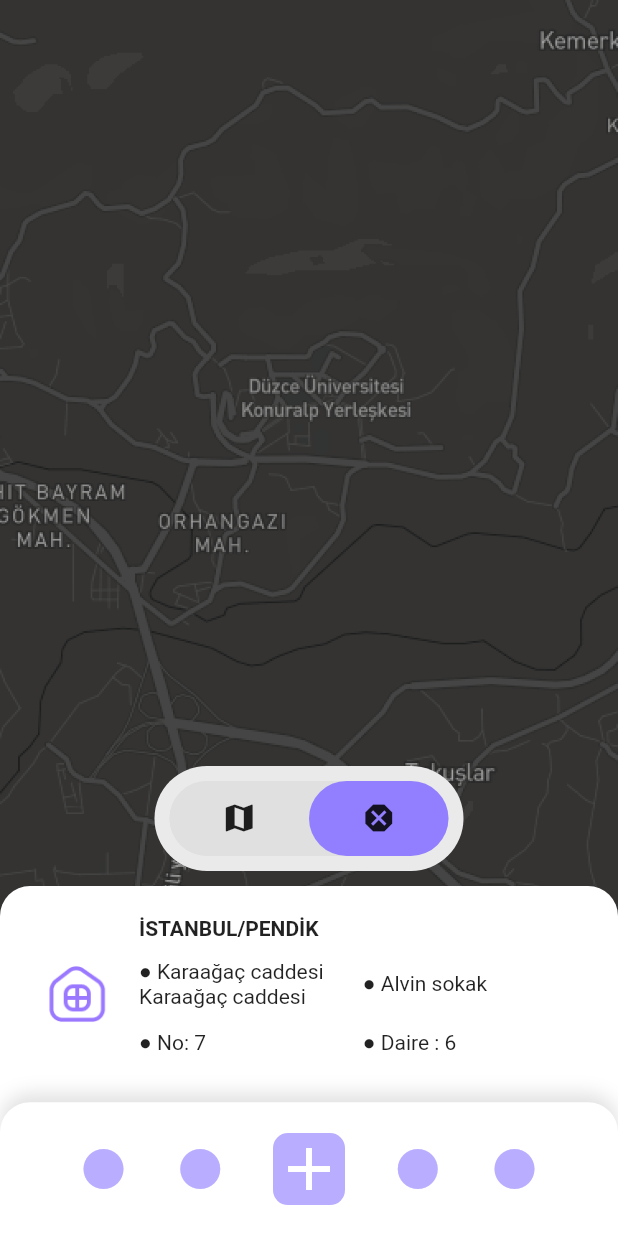
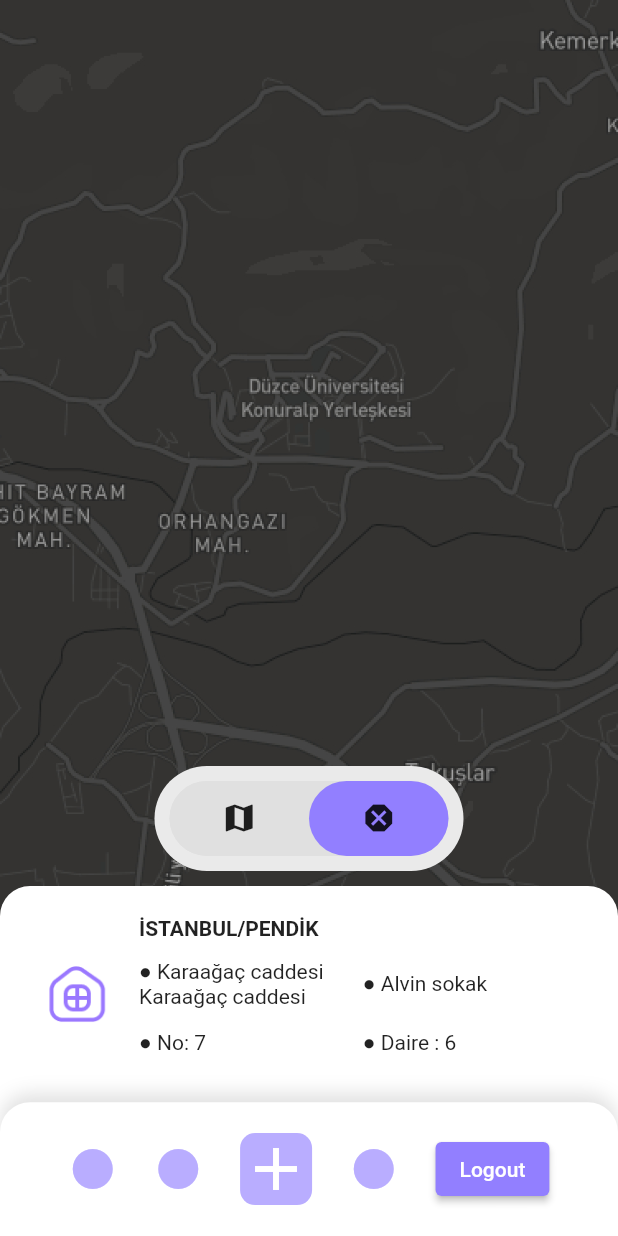
Before and after one commit to The-Pick-App/pick-app, a Flutter app: the HomeScreen screen opened directly, on a phone screen of 412 x 824 dp. Run offline on Flutter 3.47's test engine with Material 2 defaults, Android fonts, the phone set to English and light mode, and no system bars; our stand-ins replace email_validator, get, get_storage, routemaster; accounts and stored records are empty.

Commit message:
[Salih] add logout button

```diff
--- a/lib/app/modules/home/home_screen.dart
+++ b/lib/app/modules/home/home_screen.dart
@@ -1,5 +1,6 @@
 import 'package:flutter/material.dart';
 import 'package:pickapp/core/get_screen_size_ext.dart';
+import 'package:pickapp/services/auth.services.dart';
 
 class HomeScreen extends StatefulWidget {
   const HomeScreen({super.key});
@@ -9,8 +10,9 @@ class HomeScreen extends StatefulWidget {
 }
 
 class _HomeScreenState extends State<HomeScreen> {
+  final GlobalKey<FormState> formKey = GlobalKey<FormState>();
+  final AuthService authService = AuthService();
   bool isSwitched = false;
-  final GlobalKey<FormState> formKey = GlobalKey<FormState>();
 
   @override
   Widget build(BuildContext context) {
@@ -67,10 +69,11 @@ class _HomeScreenState extends State<HomeScreen> {
               color: Color.fromARGB(255, 185, 173, 255),
               size: 32.0,
             ),
-            const Icon(
-              Icons.circle,
-              color: Color.fromARGB(255, 185, 173, 255),
-              size: 32.0,
+            ElevatedButton(
+              onPressed: () {
+                authService.logout(context: context);
+              },
+              child: const Text("Logout"),
             ),
           ],
         )
--- a/lib/services/auth.services.dart
+++ b/lib/services/auth.services.dart
@@ -68,4 +68,9 @@ class AuthService {
       showSnackBar(context, e.toString(), Colors.red);
     }
   }
+
+  void logout({required BuildContext context}) {
+    getStorge.remove('accessToken');
+    Routemaster.of(context).replace('/');
+  }
 }
```
